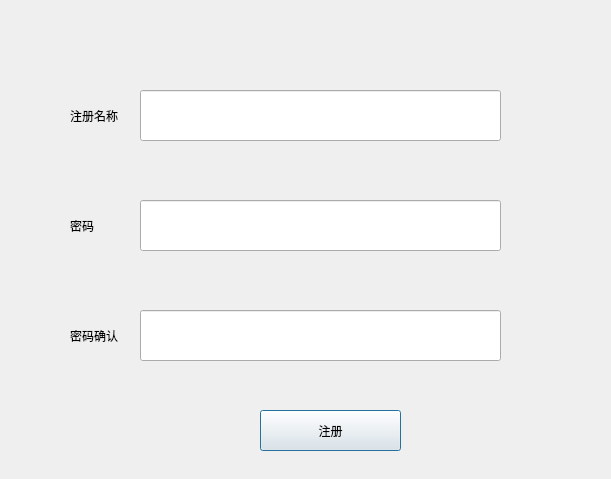
The window that registdialog.ui (Type3limit/EasyManager) describes before a commit, drawn with Qt 5.
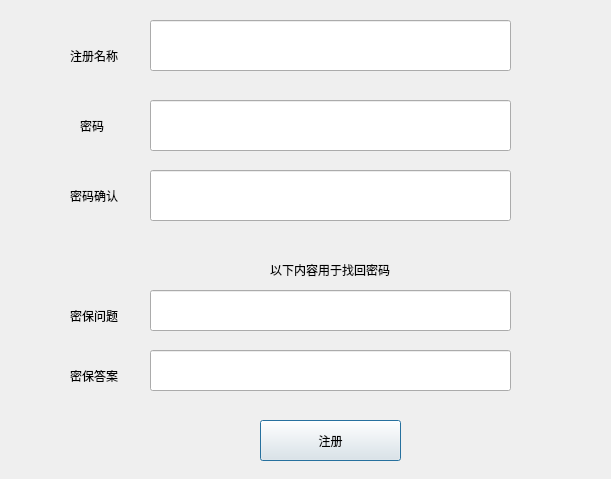
The same window after the commit.

The edit to the form file:
```diff
--- a/registdialog.ui
+++ b/registdialog.ui
@@ -28,8 +28,8 @@
   <widget class="QLineEdit" name="NameEdit">
    <property name="geometry">
     <rect>
-     <x>140</x>
-     <y>90</y>
+     <x>150</x>
+     <y>20</y>
      <width>361</width>
      <height>51</height>
     </rect>
@@ -38,8 +38,8 @@
   <widget class="QLineEdit" name="PasswordEdit">
    <property name="geometry">
     <rect>
-     <x>140</x>
-     <y>200</y>
+     <x>150</x>
+     <y>100</y>
      <width>361</width>
      <height>51</height>
     </rect>
@@ -51,8 +51,8 @@
   <widget class="QLineEdit" name="PasswordConfirm">
    <property name="geometry">
     <rect>
-     <x>140</x>
-     <y>310</y>
+     <x>150</x>
+     <y>170</y>
      <width>361</width>
      <height>51</height>
     </rect>
@@ -65,7 +65,7 @@
    <property name="geometry">
     <rect>
      <x>70</x>
-     <y>110</y>
+     <y>50</y>
      <width>54</width>
      <height>12</height>
     </rect>
@@ -77,8 +77,8 @@
   <widget class="QLabel" name="label_2">
    <property name="geometry">
     <rect>
-     <x>70</x>
-     <y>220</y>
+     <x>80</x>
+     <y>120</y>
      <width>54</width>
      <height>12</height>
     </rect>
@@ -91,7 +91,7 @@
    <property name="geometry">
     <rect>
      <x>70</x>
-     <y>330</y>
+     <y>190</y>
      <width>54</width>
      <height>12</height>
     </rect>
@@ -104,7 +104,7 @@
    <property name="geometry">
     <rect>
      <x>260</x>
-     <y>410</y>
+     <y>420</y>
      <width>141</width>
      <height>41</height>
     </rect>
@@ -139,6 +139,65 @@
     <string/>
    </property>
   </widget>
+  <widget class="QLineEdit" name="QuestionEdit">
+   <property name="geometry">
+    <rect>
+     <x>150</x>
+     <y>290</y>
+     <width>361</width>
+     <height>41</height>
+    </rect>
+   </property>
+  </widget>
+  <widget class="QLineEdit" name="AnswerEdit">
+   <property name="geometry">
+    <rect>
+     <x>150</x>
+     <y>350</y>
+     <width>361</width>
+     <height>41</height>
+    </rect>
+   </property>
+  </widget>
+  <widget class="QLabel" name="label_6">
+   <property name="geometry">
+    <rect>
+     <x>70</x>
+     <y>310</y>
+     <width>54</width>
+     <height>12</height>
+    </rect>
+   </property>
+   <property name="text">
+    <string>密保问题</string>
+   </property>
+  </widget>
+  <widget class="QLabel" name="label_7">
+   <property name="geometry">
+    <rect>
+     <x>70</x>
+     <y>370</y>
+     <width>54</width>
+     <height>12</height>
+    </rect>
+   </property>
+   <property name="text">
+    <string>密保答案</string>
+   </property>
+  </widget>
+  <widget class="QLabel" name="label_8">
+   <property name="geometry">
+    <rect>
+     <x>270</x>
+     <y>260</y>
+     <width>231</width>
+     <height>20</height>
+    </rect>
+   </property>
+   <property name="text">
+    <string>以下内容用于找回密码</string>
+   </property>
+  </widget>
  </widget>
  <resources/>
  <connections/>
```
